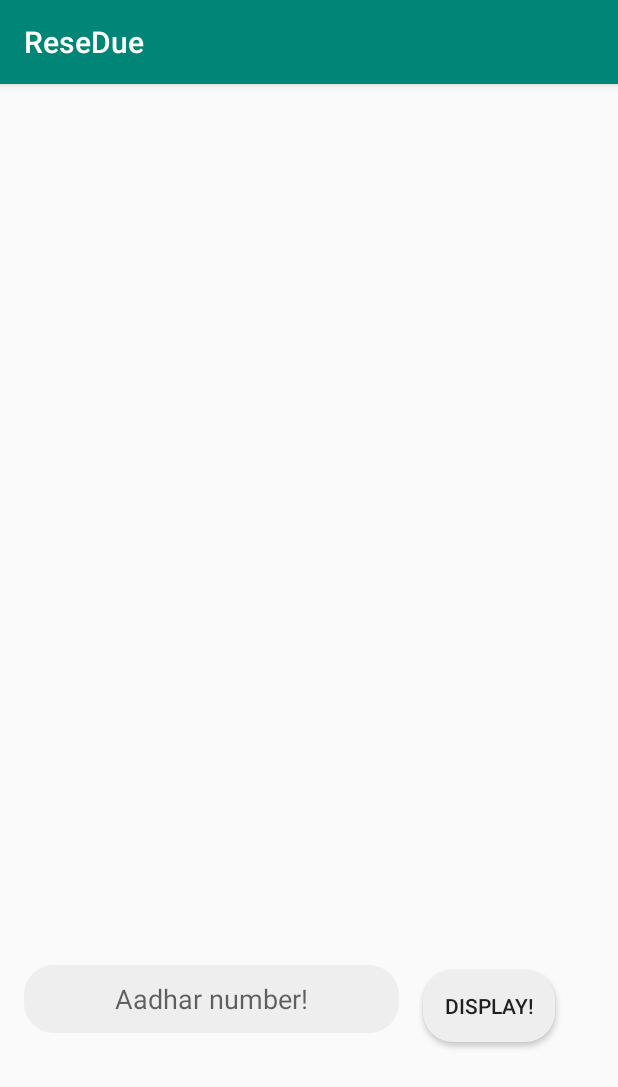
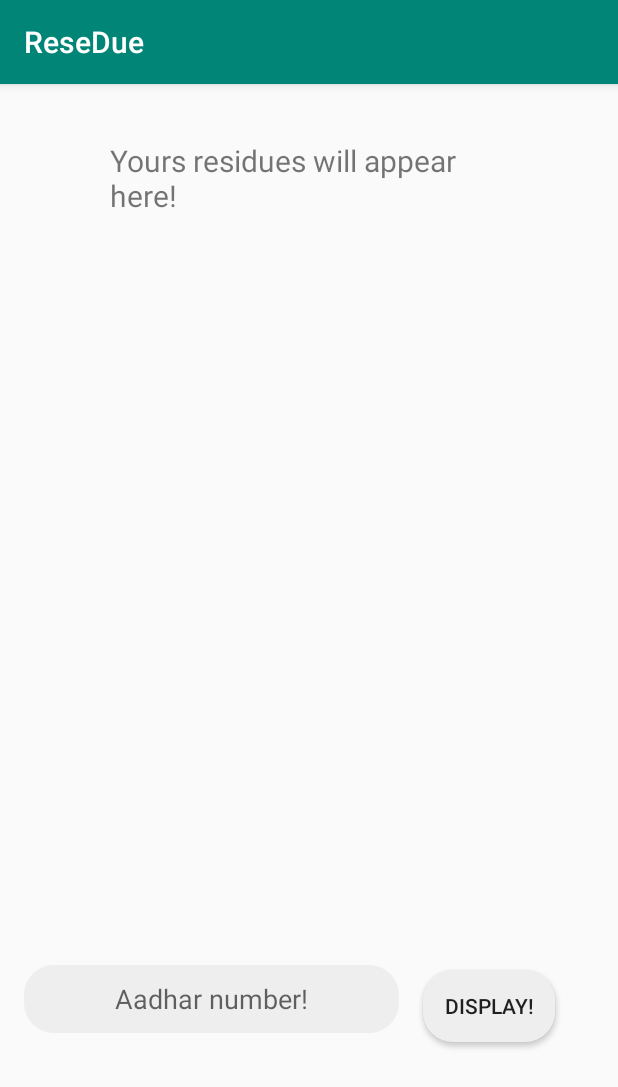
Before and after one commit to abhi211199/Resedue, an Android app: the MainActivity screen opened directly, with no data from a screen before it, on a phone screen of 412 x 824 dp. Shown: the top 1087 px of the screen. Run offline under Robolectric (Android 15) with nearby library versions, the phone set to English and light mode, and no system bars; our stand-ins replace Firebase (no records; nobody signed in at launch, a user with empty details on screens opened directly).

Commit message:
Added textview in mainactivity for status of searching!

```diff
--- a/app/src/main/java/com/example/resedue/resedue/MainActivity.java
+++ b/app/src/main/java/com/example/resedue/resedue/MainActivity.java
@@ -9,6 +9,7 @@ import android.support.v7.widget.RecyclerView;
 import android.util.Log;
 import android.view.View;
 import android.widget.EditText;
+import android.widget.TextView;
 import android.widget.Toast;
 
 import com.google.firebase.database.DataSnapshot;
@@ -25,6 +26,7 @@ public class MainActivity extends AppCompatActivity {
     FirebaseDatabase database;
     DatabaseReference ref;
     EditText t;
+    TextView tx;
     List<users> list;
     RecyclerView recyclerView;
     @Override
@@ -32,9 +34,11 @@ public class MainActivity extends AppCompatActivity {
         super.onCreate(savedInstanceState);
         setContentView(R.layout.activity_main);
         t=(EditText)findViewById(R.id.id);
+        tx=(TextView)findViewById(R.id.tx);
     }
     public void fx(View view)
     {
+        tx.setText("Searching...");
         recyclerView = (RecyclerView) findViewById(R.id.recycle);
         recyclerView.setHasFixedSize(true);
         recyclerView.setLayoutManager(new LinearLayoutManager(this));
--- a/app/src/main/res/layout/activity_main.xml
+++ b/app/src/main/res/layout/activity_main.xml
@@ -5,6 +5,25 @@
     android:layout_width="match_parent"
     android:layout_height="match_parent"
     tools:context=".MainActivity">
+
+    <TextView
+        android:id="@+id/tx"
+        android:layout_width="238dp"
+        android:layout_height="51dp"
+        android:layout_marginStart="8dp"
+        android:layout_marginLeft="8dp"
+        android:layout_marginTop="8dp"
+        android:layout_marginEnd="8dp"
+        android:layout_marginRight="8dp"
+        android:layout_marginBottom="8dp"
+        android:text="Yours residues will appear here!"
+        android:textSize="20dp"
+        app:layout_constraintBottom_toBottomOf="parent"
+        app:layout_constraintEnd_toEndOf="parent"
+        app:layout_constraintHorizontal_bias="0.415"
+        app:layout_constraintStart_toStartOf="parent"
+        app:layout_constraintTop_toTopOf="parent"
+        app:layout_constraintVertical_bias="0.042" />
 
     <android.support.v7.widget.RecyclerView
         android:id="@+id/recycle"
--- a/app/src/main/res/layout/activity_server.xml
+++ b/app/src/main/res/layout/activity_server.xml
@@ -5,6 +5,7 @@
     android:layout_width="match_parent"
     android:layout_height="match_parent"
     tools:context=".server">
+
 
     <android.support.v7.widget.RecyclerView
         android:id="@+id/recycle"
```
